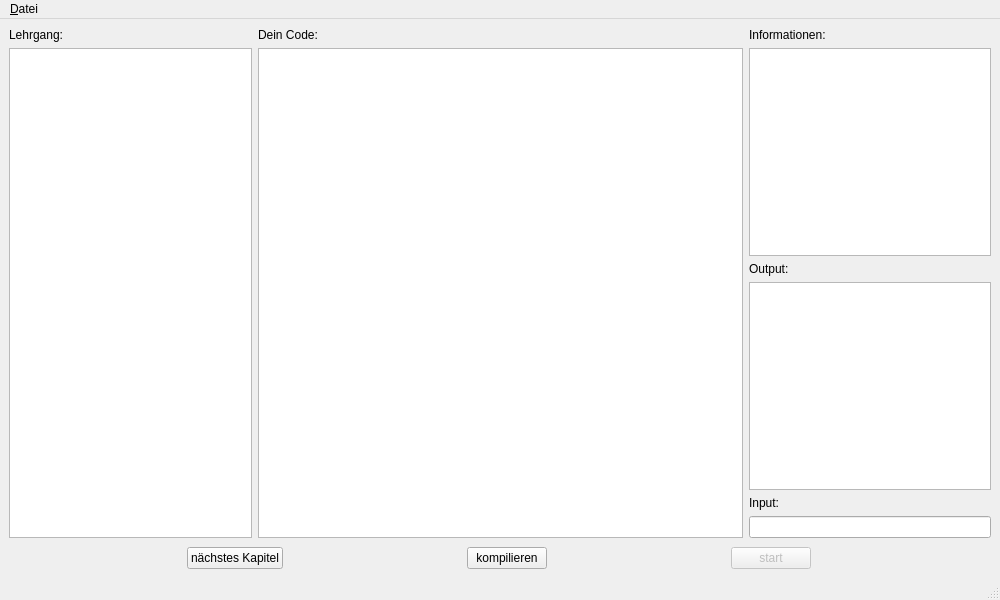
Above: learn_java/view/gui.ui from amgoebel/masterthesis-learn_java before the change. Below: the same form after it.
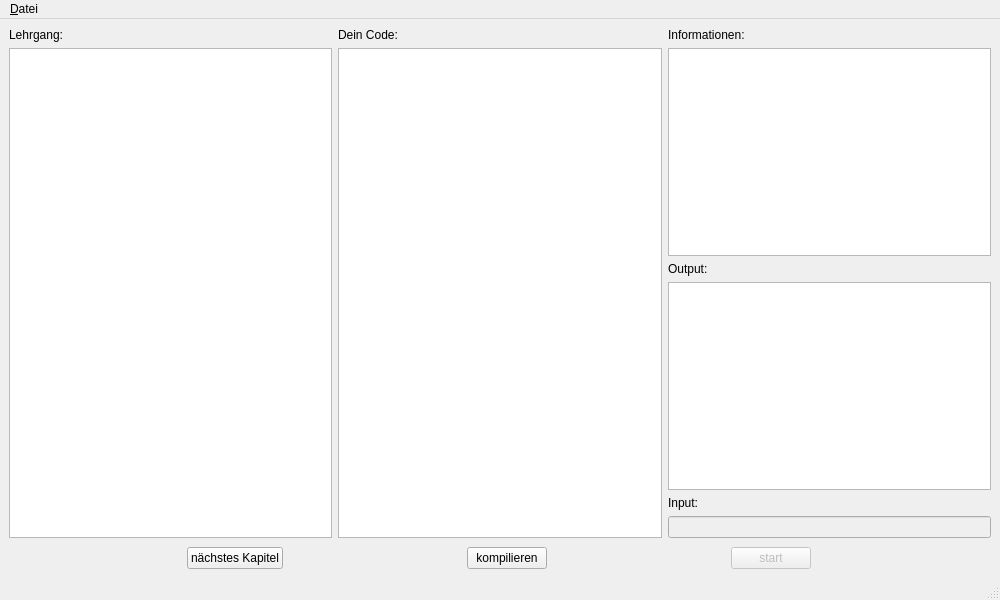
That is the form after the change.

Patch:
```diff
--- a/learn_java/view/gui.ui
+++ b/learn_java/view/gui.ui
@@ -16,7 +16,7 @@
   <widget class="QWidget" name="centralwidget">
    <layout class="QVBoxLayout" name="verticalLayout">
     <item>
-     <layout class="QHBoxLayout" name="hL_mainFields" stretch="1,2,1">
+     <layout class="QHBoxLayout" name="hL_mainFields" stretch="1,1,1">
       <item>
        <layout class="QVBoxLayout" name="vL_Information">
         <item>
@@ -87,7 +87,11 @@
          </widget>
         </item>
         <item>
-         <widget class="QLineEdit" name="lE_input"/>
+         <widget class="QLineEdit" name="lE_input">
+          <property name="enabled">
+           <bool>false</bool>
+          </property>
+         </widget>
         </item>
        </layout>
       </item>
```
